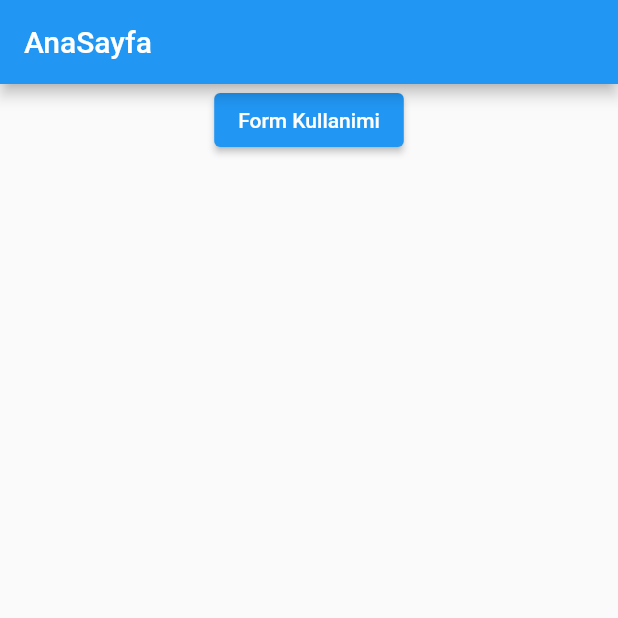
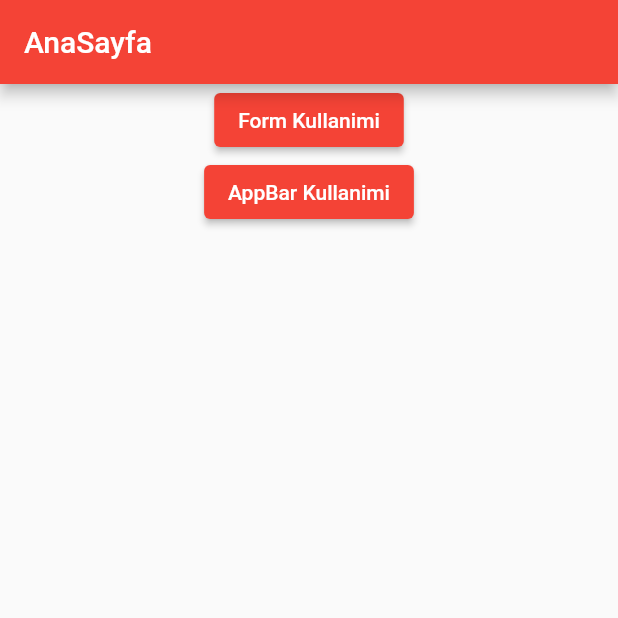
Before and after one commit to tahaturan/flutter_forms, a Flutter app: the screen it shows after launch, on a phone screen of 412 x 824 dp, the top half of it. Run offline on Flutter 3.47's test engine with Material 2 defaults, Android fonts, the phone set to English and light mode, and no system bars.

Commit message:
AppBar Kullanimi

```diff
--- a/lib/main.dart
+++ b/lib/main.dart
@@ -14,7 +14,7 @@ class MyApp extends StatelessWidget {
       title: 'Flutter Demo',
       debugShowCheckedModeBanner: false,
       theme: ThemeData(
-        primarySwatch: Colors.blue,
+        primarySwatch: Colors.red,
       ),
       onGenerateRoute: RouteGenerator.routeGenerator,
     );
--- a/lib/route_generator.dart
+++ b/lib/route_generator.dart
@@ -1,6 +1,7 @@
 import 'package:flutter/cupertino.dart';
 import 'package:flutter/foundation.dart';
 import 'package:flutter/material.dart';
+import 'package:flutter_forms/views/appbar_kullanimi.dart';
 import 'package:flutter_forms/views/form_kullanimi.dart';
 import 'package:flutter_forms/views/my_home_page.dart';
 
@@ -11,6 +12,8 @@ class RouteGenerator {
         return sayfaGecis(const MyHomePage());
       case "/formKullanimi":
         return sayfaGecis(FormKullanimi());
+      case "/appbarKullanimi":
+        return sayfaGecis(AppBarKullanimi());
     }
   }
 
--- a/lib/views/my_home_page.dart
+++ b/lib/views/my_home_page.dart
@@ -20,6 +20,9 @@ class _MyHomePageState extends State<MyHomePage> {
           children: [
             SayfaGecisButton(
                 butonAdi: "Form Kullanimi", gidilecekSayfaAdi: "formKullanimi"),
+            SayfaGecisButton(
+                butonAdi: "AppBar Kullanimi",
+                gidilecekSayfaAdi: "appbarKullanimi"),
           ],
         ),
       ),
```
Also changed, not shown: lib/views/appbar_kullanimi.dart (added, +59 -0 lines).
